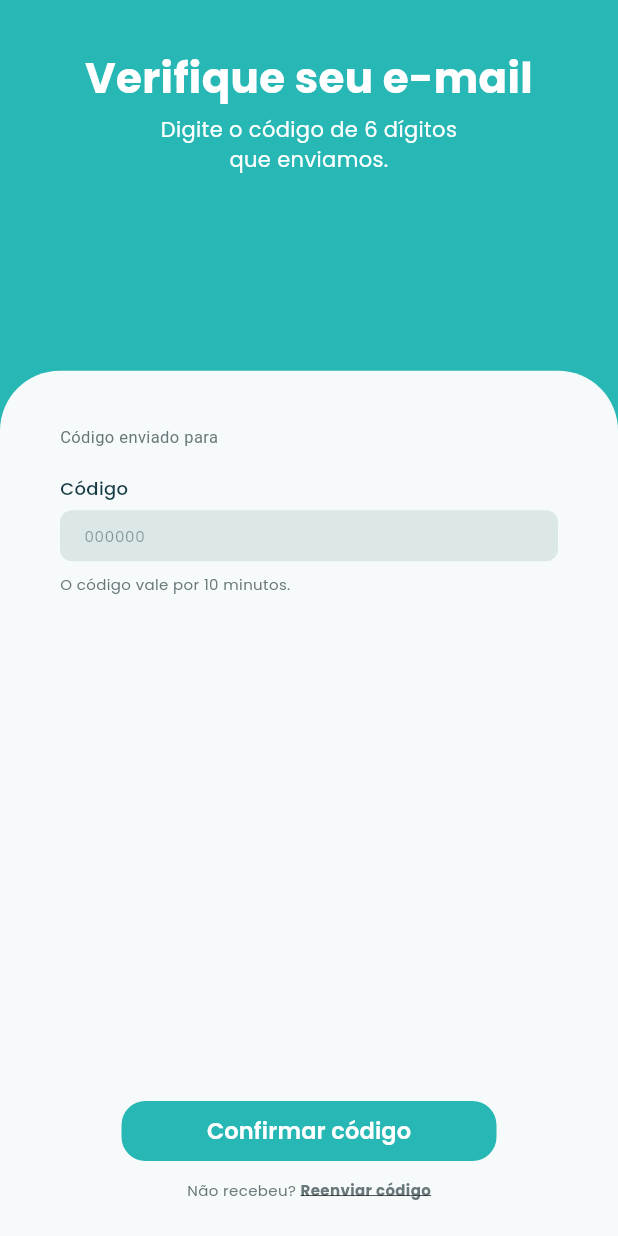
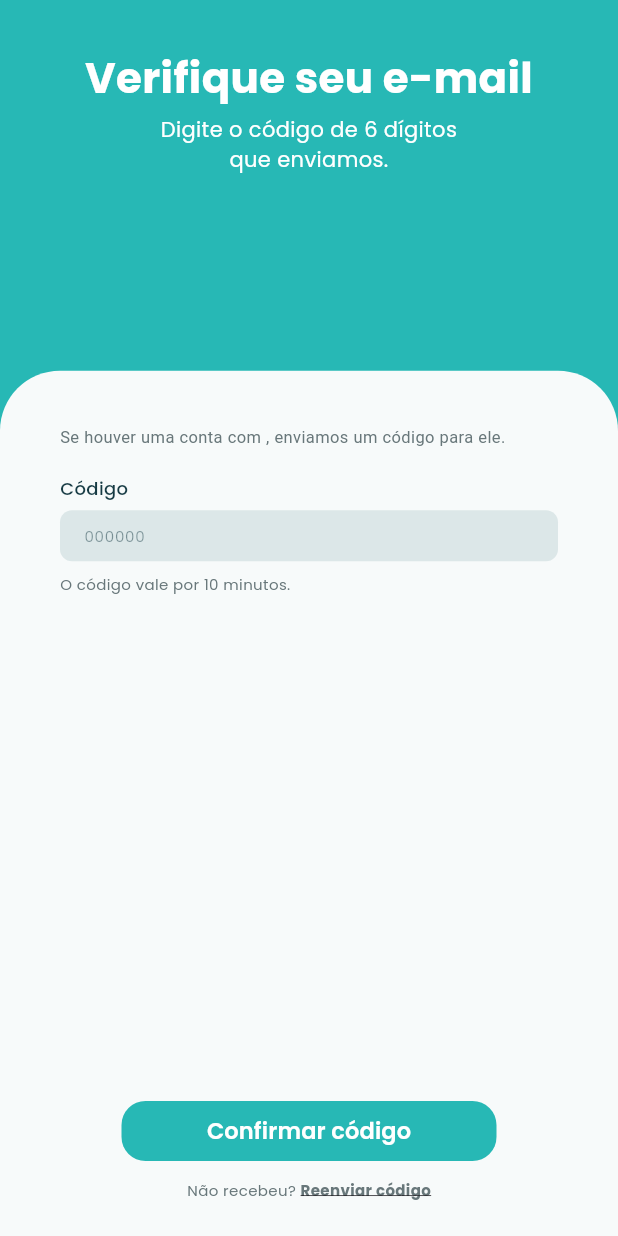
Before and after one commit to dzblivion/MedTrack, a Flutter app: the VerificarCodigoScreen widget shown alone on an empty page, opened directly with empty values, on a phone screen of 412 x 824 dp. Run offline on Flutter 3.47's test engine with Material 3 defaults, Android fonts, the phone set to English and light mode, and no system bars; our stand-ins replace flutter_secure_storage, google_fonts; accounts and stored records are empty.

Commit message:
fix: recuperação de senha alinhada à resposta genérica do backend

```diff
--- a/frontend/lib/features/auth/recuperar_senha/verificar_codigo_screen.dart
+++ b/frontend/lib/features/auth/recuperar_senha/verificar_codigo_screen.dart
@@ -101,7 +101,7 @@ class _VerificarCodigoScreenState extends State<VerificarCodigoScreen> {
               TextSpan(
                 style: const TextStyle(color: AppColors.gray, fontSize: 11),
                 children: [
-                  const TextSpan(text: 'Código enviado para '),
+                  const TextSpan(text: 'Se houver uma conta com '),
                   TextSpan(
                     text: widget.email,
                     style: const TextStyle(
@@ -109,6 +109,7 @@ class _VerificarCodigoScreenState extends State<VerificarCodigoScreen> {
                       fontWeight: FontWeight.w600,
                     ),
                   ),
+                  const TextSpan(text: ', enviamos um código para ele.'),
                 ],
               ),
             ),
```
Also changed, not shown: frontend/lib/core/api/api_client.dart (+3 -4 lines), frontend/lib/features/auth/auth_repository.dart (+1 -6 lines), 1 other file.
